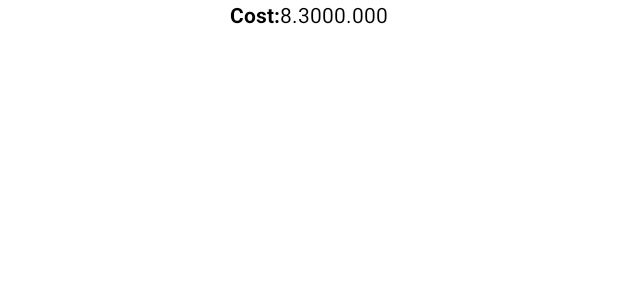
After one commit to BurakDizlek/SatelliteTracking, an Android app: the layout layout_key_value.xml on its own in the app's theme, with its tools: preview values and no code run, on a phone screen of 412 x 824 dp. The commit adds this screen. Shown: the top 300 px of the screen. Run offline under Robolectric (Android 15) with nearby library versions, the phone set to English and light mode, and no system bars.

Commit message:
Satellite detail screen has been completed. The flows in the application have been completed in general.

```diff
--- a/app/src/main/java/com/bd/satellitetracking/di/UtilModule.kt
+++ b/app/src/main/java/com/bd/satellitetracking/di/UtilModule.kt
@@ -1,5 +1,6 @@
 package com.bd.satellitetracking.di
 
+import com.bd.satellitetracking.utils.DateFormatPatterns
 import com.bd.satellitetracking.utils.Shared
 import com.google.gson.Gson
 import com.google.gson.GsonBuilder
@@ -12,5 +13,5 @@ val utilModule = module {
 }
 
 private fun createGson(): Gson {
-    return GsonBuilder().setDateFormat("yyyy-MM-dd").create()
+    return GsonBuilder().setDateFormat(DateFormatPatterns.gson).create()
 }
--- a/app/src/main/java/com/bd/satellitetracking/presentation/list/SatelliteListAdapter.kt
+++ b/app/src/main/java/com/bd/satellitetracking/presentation/list/SatelliteListAdapter.kt
@@ -10,7 +10,7 @@ class SatelliteListAdapter : RecyclerView.Adapter<SatelliteListAdapter.ViewHolde
 
     private val items = arrayListOf<Satellite>()
 
-    private var onClickListener: ((id: Int) -> Unit)? = null
+    private var onClickListener: ((id: Satellite) -> Unit)? = null
 
     fun setData(list: List<Satellite>) {
         items.clear()
@@ -18,7 +18,7 @@ class SatelliteListAdapter : RecyclerView.Adapter<SatelliteListAdapter.ViewHolde
         notifyDataSetChanged()
     }
 
-    fun setOnItemClickListener(clickListener: (id: Int) -> Unit) {
+    fun setOnItemClickListener(clickListener: (id: Satellite) -> Unit) {
         onClickListener = clickListener
     }
 
@@ -38,7 +38,7 @@ class SatelliteListAdapter : RecyclerView.Adapter<SatelliteListAdapter.ViewHolde
             binding.data = data
 
             binding.root.setOnClickListener {
-                onClickListener?.invoke(data.id)
+                onClickListener?.invoke(data)
             }
         }
     }
--- a/app/src/main/java/com/bd/satellitetracking/presentation/list/SatelliteListFragment.kt
+++ b/app/src/main/java/com/bd/satellitetracking/presentation/list/SatelliteListFragment.kt
@@ -84,10 +84,11 @@ class SatelliteListFragment : Fragment() {
             }
         })
 
-        adapter.setOnItemClickListener { id ->
+        adapter.setOnItemClickListener { satellite ->
             findNavController().navigate(
                 SatelliteListFragmentDirections.actionSatelliteListFragmentToSatelliteDetailFragment(
-                    id
+                    satellite.id,
+                    satellite.name
                 )
             )
         }
--- /dev/null
+++ b/app/src/main/java/com/bd/satellitetracking/utils/DateFormatPatterns.kt
@@ -0,0 +1,6 @@
+package com.bd.satellitetracking.utils
+
+object DateFormatPatterns {
+    const val gson = "yyyy-MM-dd"
+    const val display = "dd.MM.yyyy"
+}
--- a/app/src/main/res/layout/item_satellite_list.xml
+++ b/app/src/main/res/layout/item_satellite_list.xml
@@ -41,7 +41,7 @@
 
                 <com.google.android.material.textview.MaterialTextView
                     android:id="@+id/tv_name"
-                    style="@style/NormalTextAppearance"
+                    style="@style/NormalTextAppearance.Bold"
                     android:layout_width="wrap_content"
                     android:layout_height="wrap_content"
                     android:text="@{data.name}"
--- /dev/null
+++ b/app/src/main/res/layout/layout_key_value.xml
@@ -0,0 +1,39 @@
+<?xml version="1.0" encoding="utf-8"?>
+<layout xmlns:android="http://schemas.android.com/apk/res/android"
+    xmlns:tools="http://schemas.android.com/tools">
+
+    <data>
+
+        <variable
+            name="key"
+            type="String" />
+
+        <variable
+            name="value"
+            type="String" />
+
+    </data>
+
+    <LinearLayout
+        android:layout_width="match_parent"
+        android:layout_height="wrap_content"
+        android:gravity="center_horizontal">
+
+        <com.google.android.material.textview.MaterialTextView
+            android:id="@+id/tv_key"
+            style="@style/NormalTextAppearance.Bold"
+            android:layout_width="wrap_content"
+            android:layout_height="wrap_content"
+            android:text="@{key}"
+            tools:text="Cost:" />
+
+        <TextView
+            android:id="@+id/tv_value"
+            style="@style/NormalTextAppearance"
+            android:layout_width="wrap_content"
+            android:layout_height="wrap_content"
+            android:text="@{value}"
+            tools:text="8.3000.000" />
+
+    </LinearLayout>
+</layout>
--- a/app/src/main/res/navigation/nav_graph_main.xml
+++ b/app/src/main/res/navigation/nav_graph_main.xml
@@ -23,5 +23,8 @@
         <argument
             android:name="satellite_id"
             app:argType="integer" />
+        <argument
+            android:name="satellite_name"
+            app:argType="string" />
     </fragment>
 </navigation>
--- a/app/src/main/res/values/dimens.xml
+++ b/app/src/main/res/values/dimens.xml
@@ -5,8 +5,9 @@
     <dimen name="margin_normal">8dp</dimen>
     <dimen name="margin_large">16dp</dimen>
     <dimen name="margin_xlarge">32dp</dimen>
+    <dimen name="margin_xxlarge">64dp</dimen>
     <!--text sizes-->
     <dimen name="text_size_small">12sp</dimen>
     <dimen name="text_size_normal">14sp</dimen>
-    <dimen name="text_size_large">16sp</dimen>
+    <dimen name="text_size_large">18sp</dimen>
 </resources>
```
Also changed, not shown: app/src/main/java/com/bd/satellitetracking/presentation/detail/SatelliteDetailFragment.kt (+7 -11 lines), app/src/main/java/com/bd/satellitetracking/presentation/detail/SatelliteDetailViewModel.kt (+16 -1 lines), app/src/main/java/com/bd/satellitetracking/utils/BindingAdapters.kt (+18 -5 lines), app/src/main/res/layout/fragment_satellite_detail.xml (+82 -0 lines), app/src/main/res/values/strings.xml (+3 -8 lines).
